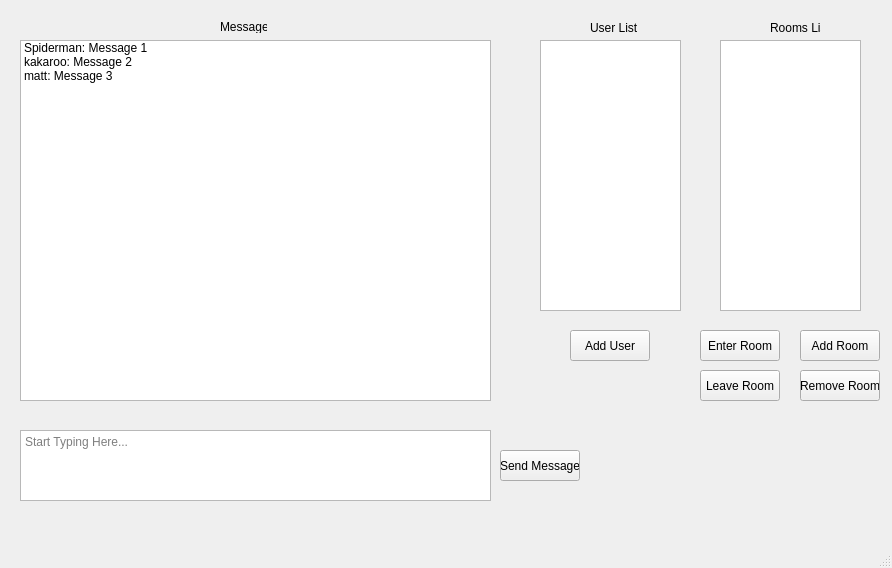
The window that ircclient.ui (TomFanella4/IRCClient) describes before a commit, drawn with Qt 5.
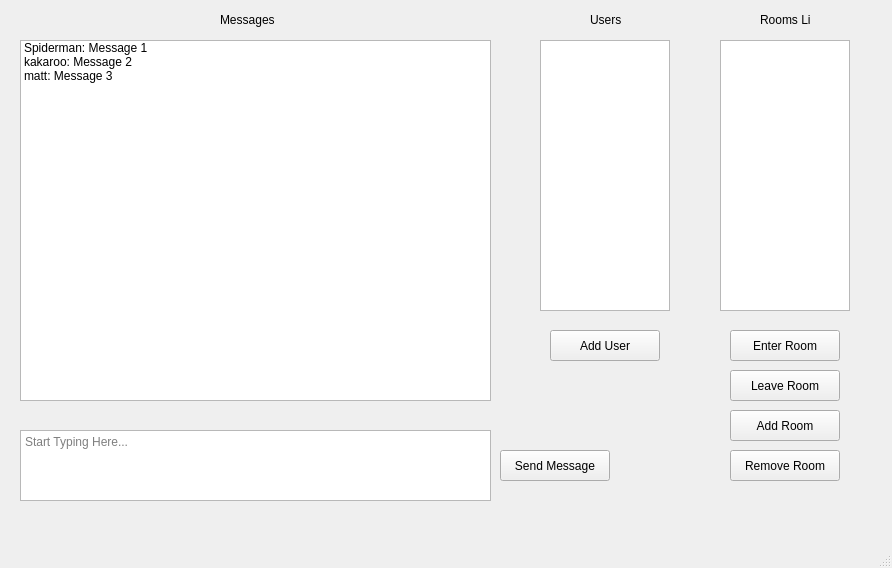
The same window after the commit.

```diff
--- a/ircclient.ui
+++ b/ircclient.ui
@@ -18,13 +18,13 @@
     <property name="geometry">
      <rect>
       <x>590</x>
-      <y>20</y>
-      <width>47</width>
-      <height>15</height>
+      <y>10</y>
+      <width>40</width>
+      <height>20</height>
      </rect>
     </property>
     <property name="text">
-     <string>User List</string>
+     <string>Users</string>
     </property>
    </widget>
    <widget class="QPlainTextEdit" name="textbox_sendMessage">
@@ -46,10 +46,10 @@
     </property>
     <property name="geometry">
      <rect>
-      <x>770</x>
-      <y>20</y>
-      <width>51</width>
-      <height>15</height>
+      <x>760</x>
+      <y>10</y>
+      <width>50</width>
+      <height>20</height>
      </rect>
     </property>
     <property name="text">
@@ -61,7 +61,7 @@
      <rect>
       <x>500</x>
       <y>450</y>
-      <width>80</width>
+      <width>110</width>
       <height>31</height>
      </rect>
     </property>
@@ -99,7 +99,7 @@
      <rect>
       <x>540</x>
       <y>40</y>
-      <width>141</width>
+      <width>130</width>
       <height>271</height>
      </rect>
     </property>
@@ -109,7 +109,7 @@
      <rect>
       <x>720</x>
       <y>40</y>
-      <width>141</width>
+      <width>130</width>
       <height>271</height>
      </rect>
     </property>
@@ -118,9 +118,9 @@
     <property name="geometry">
      <rect>
       <x>220</x>
-      <y>20</y>
-      <width>47</width>
-      <height>13</height>
+      <y>10</y>
+      <width>70</width>
+      <height>20</height>
      </rect>
     </property>
     <property name="text">
@@ -130,9 +130,9 @@
    <widget class="QPushButton" name="Button_addUser">
     <property name="geometry">
      <rect>
-      <x>570</x>
+      <x>550</x>
       <y>330</y>
-      <width>80</width>
+      <width>110</width>
       <height>31</height>
      </rect>
     </property>
@@ -143,9 +143,9 @@
    <widget class="QPushButton" name="Button_addRoom">
     <property name="geometry">
      <rect>
-      <x>800</x>
-      <y>330</y>
-      <width>80</width>
+      <x>730</x>
+      <y>410</y>
+      <width>110</width>
       <height>31</height>
      </rect>
     </property>
@@ -156,9 +156,9 @@
    <widget class="QPushButton" name="Button_removeRoom">
     <property name="geometry">
      <rect>
-      <x>800</x>
-      <y>370</y>
-      <width>80</width>
+      <x>730</x>
+      <y>450</y>
+      <width>110</width>
       <height>31</height>
      </rect>
     </property>
@@ -169,9 +169,9 @@
    <widget class="QPushButton" name="Button_enterRoom">
     <property name="geometry">
      <rect>
-      <x>700</x>
+      <x>730</x>
       <y>330</y>
-      <width>80</width>
+      <width>110</width>
       <height>31</height>
      </rect>
     </property>
@@ -182,9 +182,9 @@
    <widget class="QPushButton" name="Button_leaveRoom">
     <property name="geometry">
      <rect>
-      <x>700</x>
+      <x>730</x>
       <y>370</y>
-      <width>80</width>
+      <width>110</width>
       <height>31</height>
      </rect>
     </property>
```
Left out of the diff: 2 changed lines with no effect on the pictures.
